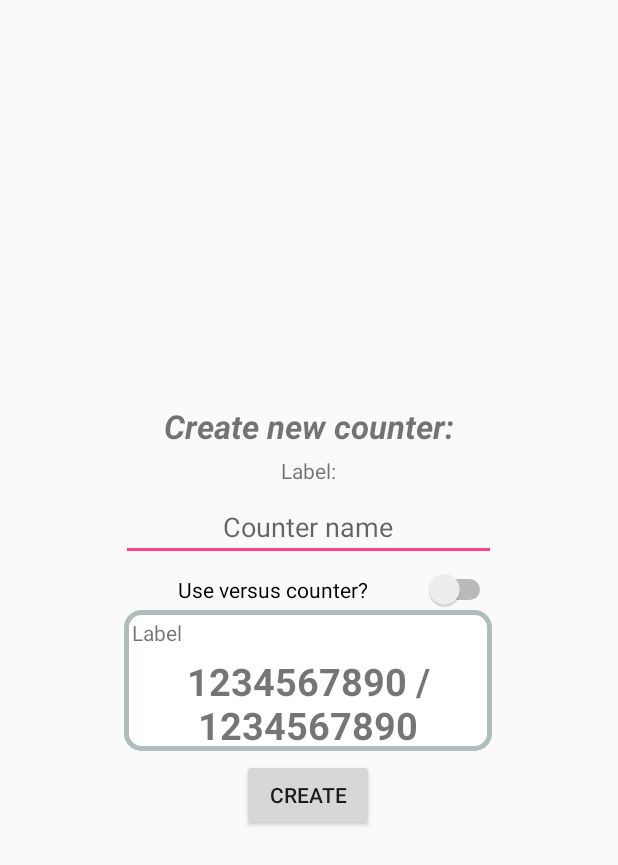
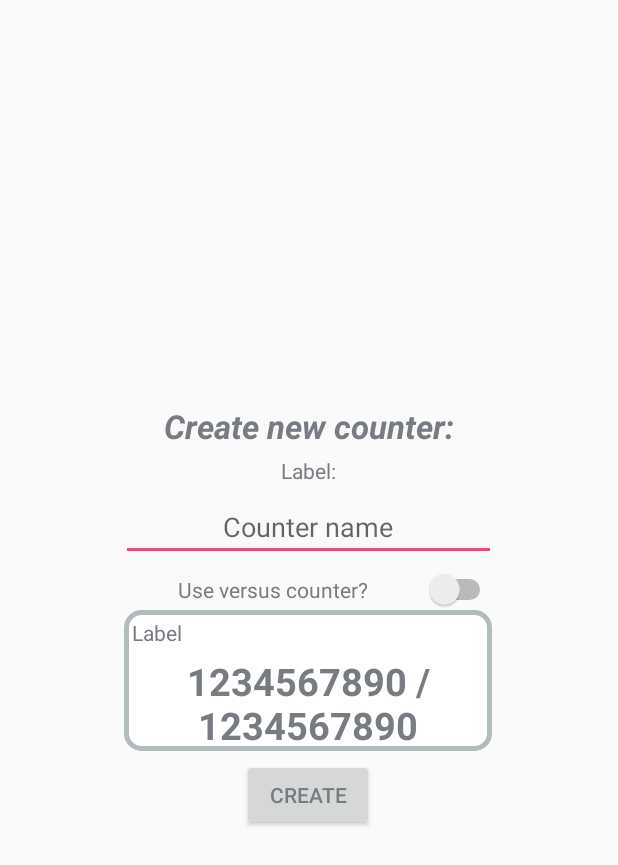
Before and after one commit to blali733/Counters, an Android app: the layout activity_creator.xml on its own in the app's theme, with its tools: preview values and no code run, on a phone screen of 412 x 824 dp. Shown: the top 865 px of the screen. Run offline under Robolectric (Android 15) with nearby library versions, the phone set to English and light mode, and no system bars.

Commit message:
Old API UI fix.

```diff
--- a/app/src/main/java/pl/blali733/counters/fragments/ListFragment.java
+++ b/app/src/main/java/pl/blali733/counters/fragments/ListFragment.java
@@ -78,6 +78,7 @@ public class ListFragment extends AuthFragment{
         AdView mAdView = view.findViewById(R.id.adView);
         AdRequest adRequest = new AdRequest.Builder()
                 .addTestDevice("3AF148596AC5095AAF4C56253E9DB321")  //My Huawei P8 Lite
+                .addTestDevice("8B0030D18C1EA1DFD60DE9CBA28AAD62")  //My Alcatel 6030X
                 .build();
         mAdView.loadAd(adRequest);
 
--- a/app/src/main/res/layout/activity_creator.xml
+++ b/app/src/main/res/layout/activity_creator.xml
@@ -10,16 +10,18 @@
         android:layout_width="match_parent"
         android:layout_height="wrap_content"
         android:text="@string/create"
-        android:textAlignment="center"
+        android:gravity="center"
         android:textSize="10pt"
-        android:textStyle="bold|italic" />
+        android:textStyle="bold|italic"
+        android:textColor="@color/text"/>
 
     <TextView
         android:layout_width="match_parent"
         android:layout_height="wrap_content"
         android:layout_marginTop="5dp"
         android:text="@string/label"
-        android:textAlignment="center" />
+        android:gravity="center"
+        android:textColor="@color/text"/>
 
     <EditText
         android:id="@+id/ilabel"
@@ -28,7 +30,8 @@
         android:layout_marginTop="5dp"
         android:hint="@string/labelHint"
         android:inputType="text"
-        android:textAlignment="center" />
+        android:gravity="center"
+        android:textColor="@color/text"/>
 
     <Switch
         android:id="@+id/mVal"
@@ -36,7 +39,8 @@
         android:layout_height="wrap_content"
         android:layout_marginTop="5dp"
         android:text="@string/multiVal"
-        android:textAlignment="center" />
+        android:gravity="center"
+        android:textColor="@color/text"/>
 
     <FrameLayout
         android:id="@+id/preview"
@@ -56,6 +60,7 @@
         android:layout_height="wrap_content"
         android:layout_gravity="center"
         android:layout_marginTop="5dp"
-        android:text="@string/createConfirm" />
+        android:text="@string/createConfirm"
+        android:textColor="@color/text"/>
 
 </LinearLayout>
--- a/app/src/main/res/layout/list_item.xml
+++ b/app/src/main/res/layout/list_item.xml
@@ -17,7 +17,8 @@
         android:paddingStart="5dp"
         android:paddingLeft="5dp"
         android:paddingEnd="5dp"
-        android:paddingRight="5dp"/>
+        android:paddingRight="5dp"
+        android:textColor="@color/text"/>
 
     <TextView
         android:id="@+id/item_value"
@@ -29,7 +30,8 @@
         android:text="1234567890 / 1234567890"
         android:textSize="25sp"
         android:textStyle="bold"
-        android:textAlignment="center"
-        tools:ignore="HardcodedText" />
+        android:gravity="center"
+        tools:ignore="HardcodedText"
+        android:textColor="@color/text"/>
 
 </RelativeLayout>
--- a/app/src/main/res/values/colors.xml
+++ b/app/src/main/res/values/colors.xml
@@ -4,4 +4,5 @@
     <color name="colorPrimaryDark">#303F9F</color>
     <color name="colorAccent">#FF4081</color>
     <color name="splash">#FFFFFF</color>
+    <color name="text">#777b82</color>
 </resources>
```
